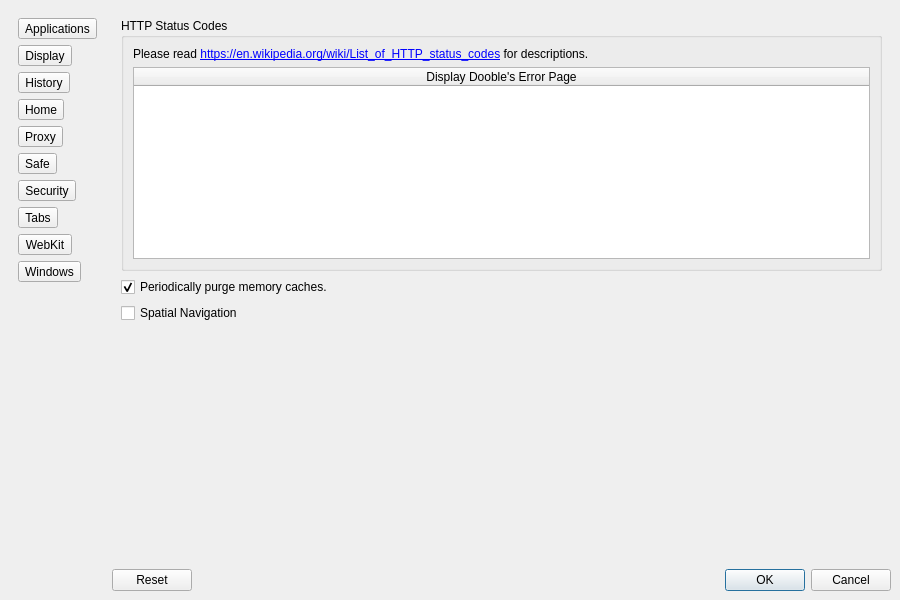
Old version of the form Version 1.x/UI/dsettings.ui in the repository textbrowser/dooble.
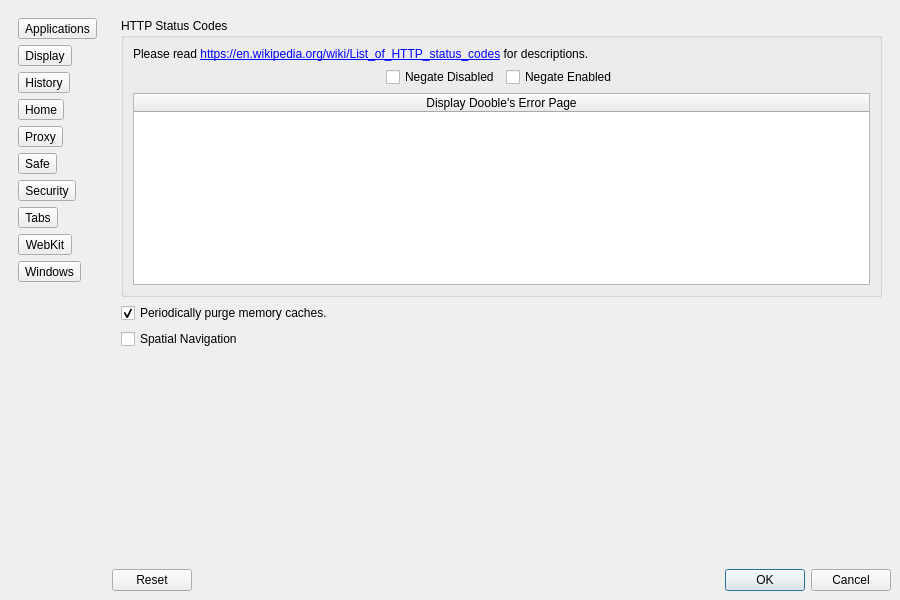
New version of the form. The open tabs and pages were chosen to show the change. Custom widgets are drawn as their Qt base class.

Commit message: New helper widgets.

```diff
--- a/Version 1.x/UI/dsettings.ui
+++ b/Version 1.x/UI/dsettings.ui
@@ -4338,6 +4338,50 @@
                </property>
               </widget>
              </item>
+             <item>
+              <layout class="QHBoxLayout" name="horizontalLayout_50">
+               <item>
+                <spacer name="horizontalSpacer_45">
+                 <property name="orientation">
+                  <enum>Qt::Horizontal</enum>
+                 </property>
+                 <property name="sizeHint" stdset="0">
+                  <size>
+                   <width>40</width>
+                   <height>20</height>
+                  </size>
+                 </property>
+                </spacer>
+               </item>
+               <item>
+                <widget class="QCheckBox" name="negate_disabled_http_codes">
+                 <property name="text">
+                  <string>Negate Disabled</string>
+                 </property>
+                </widget>
+               </item>
+               <item>
+                <widget class="QCheckBox" name="negate_enabled_http_codes">
+                 <property name="text">
+                  <string>Negate Enabled</string>
+                 </property>
+                </widget>
+               </item>
+               <item>
+                <spacer name="horizontalSpacer_44">
+                 <property name="orientation">
+                  <enum>Qt::Horizontal</enum>
+                 </property>
+                 <property name="sizeHint" stdset="0">
+                  <size>
+                   <width>40</width>
+                   <height>20</height>
+                  </size>
+                 </property>
+                </spacer>
+               </item>
+              </layout>
+             </item>
              <item>
               <widget class="QTableWidget" name="httpStatusCodes">
                <attribute name="horizontalHeaderDefaultSectionSize">
```
Left out of the diff: 26 changed lines with no effect on the pictures.
